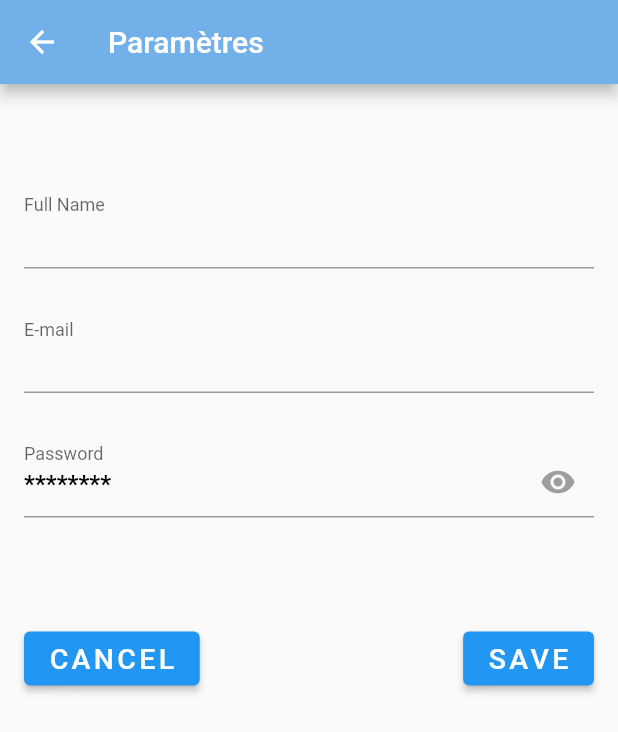
After one commit to juva-quentin/projet-developement-nesquik, a Flutter app: the Params screen opened directly, on a phone screen of 412 x 824 dp. The commit adds this screen. Shown: the top 732 px of the screen. Run offline on Flutter 3.47's test engine with Material 2 defaults, Android fonts, the phone set to English and light mode, and no system bars; our stand-ins replace auto_size_text, cloud_firestore, firebase_auth, firebase_core, firebase_database, flutter_spinkit and 11 more; missing offline and left inert: dart:ffi, json_path, tap_debouncer; accounts and stored records are empty.

Commit message:
feat: Features

```diff
--- /dev/null
+++ b/lib/page/Params.dart
@@ -0,0 +1,162 @@
+import 'package:cloud_firestore/cloud_firestore.dart';
+import 'package:flutter/material.dart';
+import 'package:projet_developement_nesquik/auth/auth_util.dart';
+
+import '../auth/firebase_user_provider.dart';
+
+class Params extends StatefulWidget {
+  const Params({Key key}) : super(key: key);
+
+  @override
+  State<Params> createState() => _ParamsState();
+}
+
+class _ParamsState extends State<Params> {
+  @override
+  Widget build(BuildContext context) {
+    return Scaffold(
+        appBar: AppBar(
+          backgroundColor: Color(0xFF72B0EA),
+          title: Text("Paramètres"),
+        ),
+        body: UserInformation());
+  }
+}
+
+class UserInformation extends StatefulWidget {
+  @override
+  _UserInformationState createState() => _UserInformationState();
+}
+
+class _UserInformationState extends State<UserInformation> {
+  bool showPassword = false;
+  final Stream<QuerySnapshot<Map<String, dynamic>>> _usersStream =
+      FirebaseFirestore.instance.collection('users').snapshots();
+
+  @override
+  Widget buildTextField(
+      String labelText, String placeholder, bool isPasswordTextField) {
+    return Padding(
+      padding: const EdgeInsets.only(bottom: 35.0),
+      child: TextField(
+        obscureText: isPasswordTextField ? showPassword : false,
+        decoration: InputDecoration(
+            suffixIcon: isPasswordTextField
+                ? IconButton(
+                    onPressed: () {
+                      setState(() {
+                        showPassword = !showPassword;
+                      });
+                    },
+                    icon: Icon(
+                      Icons.remove_red_eye,
+                      color: Colors.grey,
+                    ),
+                  )
+                : null,
+            contentPadding: EdgeInsets.only(bottom: 3),
+            labelText: labelText,
+            floatingLabelBehavior: FloatingLabelBehavior.always,
+            hintText: placeholder,
+            hintStyle: TextStyle(
+              fontSize: 16,
+              fontWeight: FontWeight.bold,
+              color: Colors.black,
+            )),
+      ),
+    );
+  }
+
+  Widget build(BuildContext context) {
+    return FutureBuilder<DocumentSnapshot>(
+      future: FirebaseFirestore.instance
+          .collection('users')
+          .doc(currentUser.user.uid)
+          .get(),
+      builder: (context, AsyncSnapshot<DocumentSnapshot> snapshot) {
+        if (snapshot.hasError)
+          return Center(
+            child: Text(snapshot.hasError.toString()),
+          );
+        return snapshot.hasData
+            ? Container(
+                padding: EdgeInsets.only(left: 16, top: 25, right: 16),
+                child: GestureDetector(
+                  onTap: () {
+                    FocusScope.of(context).unfocus();
+                  },
+                  child: ListView(
+                    children: [
+                      SizedBox(
+                        height: 15,
+                      ),
+                      Center(
+                        child: Stack(
+                          children: [
+                            Container(),
+                            Positioned(
+                                bottom: 0,
+                                right: 0,
+                                child: Container(
+                                  height: 40,
+                                  width: 40,
+                                  decoration: BoxDecoration(
+                                    shape: BoxShape.circle,
+                                    border: Border.all(
+                                      width: 4,
+                                      color: Theme.of(context)
+                                          .scaffoldBackgroundColor,
+                                    ),
+                                    color: Color(0xFF72B0EA),
+                                  ),
+                                  child: Icon(
+                                    Icons.edit,
+                                    color: Colors.white,
+                                  ),
+                                )),
+                          ],
+                        ),
+                      ),
+                      SizedBox(
+                        height: 35,
+                      ),
+                      buildTextField(
+                          "Full Name", snapshot.data["pseudo"], false),
+                      buildTextField("E-mail", snapshot.data["email"], false),
+                      buildTextField("Password", "********", true),
+                      SizedBox(
+                        height: 35,
+                      ),
+                      Row(
+                        mainAxisAlignment: MainAxisAlignment.spaceBetween,
+                        children: [
+                          ElevatedButton(
+                            onPressed: () {},
+                            style: ButtonStyle(),
+                            child: Text("CANCEL",
+                                style: TextStyle(
+                                    fontSize: 19,
+                                    letterSpacing: 2.2,
+                                    color: Color.fromARGB(255, 255, 255, 255))),
+                          ),
+                          ElevatedButton(
+                            onPressed: () {},
+                            child: Text(
+                              "SAVE",
+                              style: TextStyle(
+                                  fontSize: 19,
+                                  letterSpacing: 2.2,
+                                  color: Colors.white),
+                            ),
+                          )
+                        ],
+                      )
+                    ],
+                  ),
+                ),
+              )
+            : Container();
+      },
+    );
+  }
+}
--- a/lib/page/profilPage.dart
+++ b/lib/page/profilPage.dart
@@ -5,6 +5,11 @@ import 'package:page_transition/page_transition.dart';
 import 'package:percent_indicator/linear_percent_indicator.dart';
 import 'package:projet_developement_nesquik/auth/auth_util.dart';
 import 'package:intl/intl.dart';
+import 'package:projet_developement_nesquik/page/Amis.dart';
+import 'package:projet_developement_nesquik/page/Courses.dart';
+import 'package:projet_developement_nesquik/page/Favorite.dart';
+import 'package:projet_developement_nesquik/page/Params.dart';
+import 'package:projet_developement_nesquik/page/Statistiques.dart';
 
 import '../home_page/home_page_widget.dart';
 
@@ -88,6 +93,7 @@ Widget _buildFinalTopOverlayContent(BuildContext context) {
           ),
           onPressed: () async {
             signOut();
+            Navigator.pop(context);
             await Navigator.push(
                 context,
                 PageTransition(
@@ -289,16 +295,27 @@ Widget _buildObjectifOverlay(BuildContext context) {
 @override
 Widget _buildBottomOverlay(BuildContext context) {
   var choices = [
-    {"name": "Mes courses", "rout": ""},
-    {"name": "Mes favoris", "rout": ""},
-    {"name": "Mes amis", "rout": ""},
-    {"name": "Mes paramètres", "rout": ""},
-    {"name": "Mes statistiques", "rout": ""},
+    {"name": "Mes courses", "route": Courses()},
+    {"name": "Mes favoris", "route": Favoris()},
+    {"name": "Mes amis", "route": Amis()},
+    {"name": "Mes paramètres", "route": Params()},
+    {"name": "Mes statistiques", "route": Stats()},
   ];
   return Column(
     children: choices
         .map((item) => new Padding(
             padding: const EdgeInsets.only(top: 20.0),
+            child: new GestureDetector(
+                onTap: () {
+                  Navigator.push(
+                      context,
+                      PageTransition(
+                        type: PageTransitionType.bottomToTop,
+                        duration: Duration(milliseconds: 300),
+                        reverseDuration: Duration(milliseconds: 300),
+                        child: item["route"],
+                      ));
+                },
                 child: new Container(
                     width: 250,
                     alignment: Alignment.center,
@@ -307,13 +324,13 @@ Widget _buildBottomOverlay(BuildContext context) {
                       color: Color.fromARGB(255, 1, 132, 255),
                       borderRadius: BorderRadius.all(Radius.circular(5)),
                     ),
-                child: new Text(item["name"],
+                    child: Text(item["name"],
                         style: GoogleFonts.sen(
                             textStyle: TextStyle(
                           color: Color.fromARGB(255, 255, 255, 255),
                           fontSize: 24,
                           fontWeight: FontWeight.w700,
-                    ))))))
+                        )))))))
         .toList(),
   );
 }
```
Also changed, not shown: lib/page/Amis.dart (added, +20 -0 lines), lib/page/Courses.dart (added, +20 -0 lines), lib/page/Favorite.dart (added, +20 -0 lines), lib/page/Statistiques.dart (added, +20 -0 lines). Lines whose indentation alone changed are shown as unchanged.
